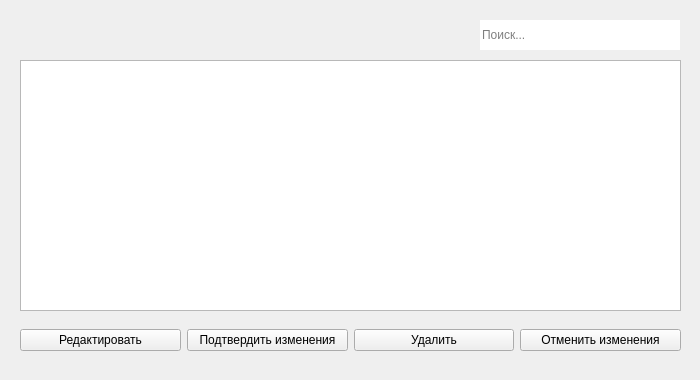
Evgeny-QA/warehouse_project, file qt5/edit_goods.ui: the form before one commit.
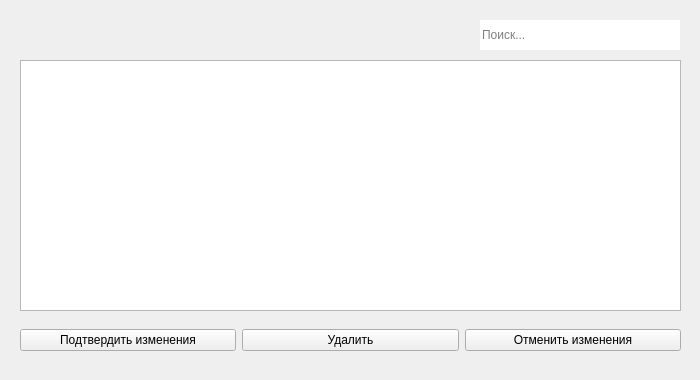
The form after the commit.

Commit message: added funcs to qt_add_good, some funcs to qt_edit_goods

What changed in the file:
```diff
--- a/qt5/edit_goods.ui
+++ b/qt5/edit_goods.ui
@@ -52,16 +52,6 @@
     <property name="spacing">
      <number>6</number>
     </property>
-    <item>
-     <widget class="QPushButton" name="btn_edit">
-      <property name="cursor">
-       <cursorShape>PointingHandCursor</cursorShape>
-      </property>
-      <property name="text">
-       <string>Редактировать</string>
-      </property>
-     </widget>
-    </item>
     <item>
      <widget class="QPushButton" name="btn_take_changes">
       <property name="cursor">
```
The commit also changes 5 other files.
